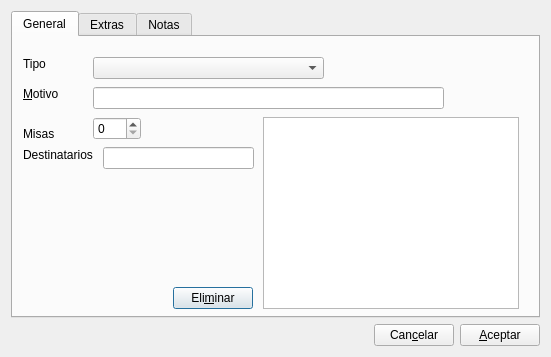
The window that gui/dlgsufragiosentrada.ui (rogorido/qtpredicadores) describes before a commit, drawn with Qt 5.
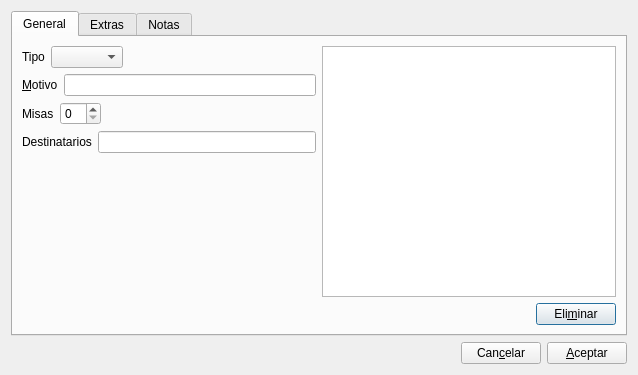
The same window after the commit. The open tabs and pages were chosen to show the change. Custom widgets are drawn as their Qt base class.

Commit message: Mejoras en GUI

```diff
--- a/gui/dlgsufragiosentrada.ui
+++ b/gui/dlgsufragiosentrada.ui
@@ -6,8 +6,8 @@
    <rect>
     <x>0</x>
     <y>0</y>
-    <width>551</width>
-    <height>357</height>
+    <width>638</width>
+    <height>375</height>
    </rect>
   </property>
   <property name="windowTitle">
@@ -23,45 +23,15 @@
       <attribute name="title">
        <string>General</string>
       </attribute>
-      <widget class="QComboBox" name="cbTipo">
-       <property name="geometry">
-        <rect>
-         <x>80</x>
-         <y>20</y>
-         <width>231</width>
-         <height>22</height>
-        </rect>
-       </property>
-      </widget>
-      <widget class="QLineEdit" name="txtMotivo">
-       <property name="geometry">
-        <rect>
-         <x>80</x>
-         <y>50</y>
-         <width>351</width>
-         <height>22</height>
-        </rect>
-       </property>
-      </widget>
-      <widget class="QSpinBox" name="spMisas">
-       <property name="geometry">
-        <rect>
-         <x>80</x>
-         <y>80</y>
-         <width>48</width>
-         <height>23</height>
-        </rect>
-       </property>
-      </widget>
+      <layout class="QVBoxLayout" name="verticalLayout_4">
+       <item>
+        <layout class="QHBoxLayout" name="horizontalLayout_7">
+         <item>
+          <layout class="QVBoxLayout" name="verticalLayout_3">
+           <item>
+            <layout class="QHBoxLayout" name="horizontalLayout_2">
+             <item>
       <widget class="QLabel" name="label">
-       <property name="geometry">
-        <rect>
-         <x>10</x>
-         <y>20</y>
-         <width>58</width>
-         <height>14</height>
-        </rect>
-       </property>
        <property name="text">
         <string>Tipo</string>
        </property>
@@ -69,15 +39,29 @@
         <cstring>cbTipo</cstring>
        </property>
       </widget>
+             </item>
+             <item>
+              <widget class="QComboBox" name="cbTipo"/>
+             </item>
+             <item>
+              <spacer name="horizontalSpacer_4">
+               <property name="orientation">
+                <enum>Qt::Horizontal</enum>
+               </property>
+               <property name="sizeHint" stdset="0">
+                <size>
+                 <width>40</width>
+                 <height>20</height>
+                </size>
+               </property>
+              </spacer>
+             </item>
+            </layout>
+           </item>
+           <item>
+            <layout class="QHBoxLayout" name="horizontalLayout_3">
+             <item>
       <widget class="QLabel" name="label_2">
-       <property name="geometry">
-        <rect>
-         <x>10</x>
-         <y>50</y>
-         <width>58</width>
-         <height>14</height>
-        </rect>
-       </property>
        <property name="text">
         <string>&amp;Motivo</string>
        </property>
@@ -85,15 +69,16 @@
         <cstring>txtMotivo</cstring>
        </property>
       </widget>
+             </item>
+             <item>
+              <widget class="QLineEdit" name="txtMotivo"/>
+             </item>
+            </layout>
+           </item>
+           <item>
+            <layout class="QHBoxLayout" name="horizontalLayout_4">
+             <item>
       <widget class="QLabel" name="label_3">
-       <property name="geometry">
-        <rect>
-         <x>10</x>
-         <y>90</y>
-         <width>58</width>
-         <height>14</height>
-        </rect>
-       </property>
        <property name="text">
         <string>Misas</string>
        </property>
@@ -101,25 +86,29 @@
         <cstring>spMisas</cstring>
        </property>
       </widget>
-      <widget class="QLineEdit" name="txtDestinatarios">
-       <property name="geometry">
-        <rect>
-         <x>90</x>
-         <y>110</y>
-         <width>151</width>
-         <height>22</height>
-        </rect>
-       </property>
-      </widget>
+             </item>
+             <item>
+              <widget class="QSpinBox" name="spMisas"/>
+             </item>
+             <item>
+              <spacer name="horizontalSpacer_3">
+               <property name="orientation">
+                <enum>Qt::Horizontal</enum>
+               </property>
+               <property name="sizeHint" stdset="0">
+                <size>
+                 <width>40</width>
+                 <height>20</height>
+                </size>
+               </property>
+              </spacer>
+             </item>
+            </layout>
+           </item>
+           <item>
+            <layout class="QHBoxLayout" name="horizontalLayout_5">
+             <item>
       <widget class="QLabel" name="label_4">
-       <property name="geometry">
-        <rect>
-         <x>10</x>
-         <y>110</y>
-         <width>71</width>
-         <height>16</height>
-        </rect>
-       </property>
        <property name="text">
         <string>Destinatarios</string>
        </property>
@@ -127,29 +116,57 @@
         <cstring>txtDestinatarios</cstring>
        </property>
       </widget>
-      <widget class="QListWidget" name="lwDestinatarios">
-       <property name="geometry">
-        <rect>
-         <x>250</x>
-         <y>80</y>
-         <width>256</width>
-         <height>192</height>
-        </rect>
-       </property>
-      </widget>
+             </item>
+             <item>
+              <widget class="QLineEdit" name="txtDestinatarios"/>
+             </item>
+            </layout>
+           </item>
+           <item>
+            <spacer name="verticalSpacer">
+             <property name="orientation">
+              <enum>Qt::Vertical</enum>
+             </property>
+             <property name="sizeHint" stdset="0">
+              <size>
+               <width>20</width>
+               <height>40</height>
+              </size>
+             </property>
+            </spacer>
+           </item>
+          </layout>
+         </item>
+         <item>
+          <widget class="QListWidget" name="lwDestinatarios"/>
+         </item>
+        </layout>
+       </item>
+       <item>
+        <layout class="QHBoxLayout" name="horizontalLayout_6">
+         <item>
+          <spacer name="horizontalSpacer_2">
+           <property name="orientation">
+            <enum>Qt::Horizontal</enum>
+           </property>
+           <property name="sizeHint" stdset="0">
+            <size>
+             <width>40</width>
+             <height>20</height>
+            </size>
+           </property>
+          </spacer>
+         </item>
+         <item>
       <widget class="QPushButton" name="btEliminar">
-       <property name="geometry">
-        <rect>
-         <x>160</x>
-         <y>250</y>
-         <width>80</width>
-         <height>22</height>
-        </rect>
-       </property>
        <property name="text">
         <string>Eli&amp;minar</string>
        </property>
       </widget>
+         </item>
+        </layout>
+       </item>
+      </layout>
      </widget>
      <widget class="QWidget" name="tab_2">
       <attribute name="title">
```
Left out of the diff: 17 changed lines with no effect on the pictures. Lines whose indentation alone changed are shown as unchanged. The commit also changes 1 other file.
